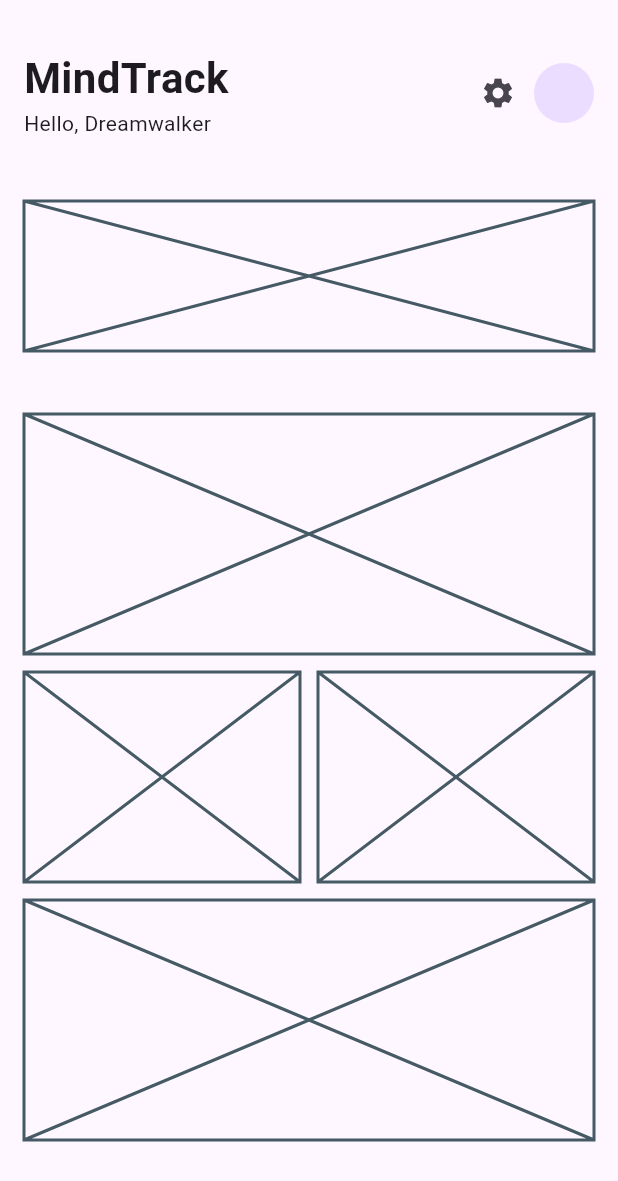
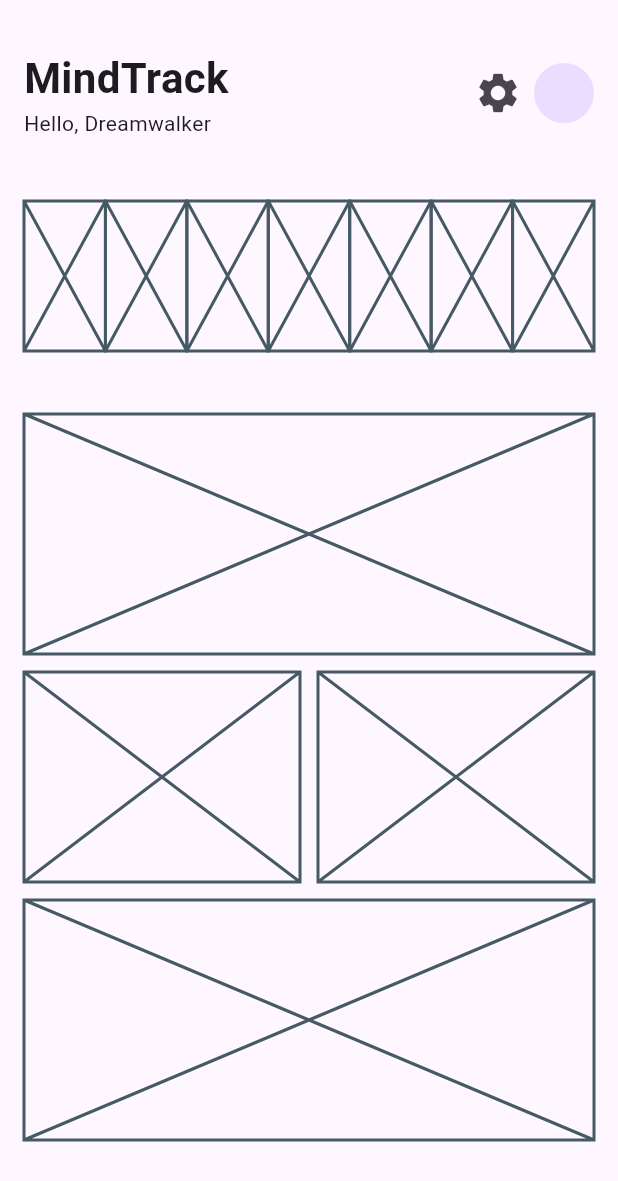
Before and after one commit to JAICHANGPARK/flutter_notebook_chapter_43, a Flutter app: the HabitJournalHomeScreen widget shown alone on an empty page, opened directly, on a phone screen of 412 x 824 dp. Shown: the top 1181 px of the screen. Run offline on Flutter 3.47's test engine with Material 3 defaults, Android fonts, the phone set to English and light mode, and no system bars; our stand-ins replace gap, hugeicons.

Commit message:
Update habit_journal_home_screen.dart

```diff
--- a/lib/ep2173_habit_journal_app/ui/home/habit_journal_home_screen.dart
+++ b/lib/ep2173_habit_journal_app/ui/home/habit_journal_home_screen.dart
@@ -36,7 +36,11 @@ class _HabitJournalHomeScreenState extends State<HabitJournalHomeScreen> {
                     ],
                   ),
                 ),
-                IconButton(onPressed: () {}, icon: Icon(Icons.settings)),
+                IconButton(
+                  onPressed: () {},
+                  icon: Icon(Icons.settings),
+                  iconSize: 32,
+                ),
                 CircleAvatar(),
               ],
             ),
@@ -45,7 +49,17 @@ class _HabitJournalHomeScreenState extends State<HabitJournalHomeScreen> {
                 vertical: 42,
               ),
               height: 100,
-              child: Placeholder(),
+              child: Row(
+                children: [
+                  Expanded(child: Placeholder(),),
+                  Expanded(child: Placeholder(),),
+                  Expanded(child: Placeholder(),),
+                  Expanded(child: Placeholder(),),
+                  Expanded(child: Placeholder(),),
+                  Expanded(child: Placeholder(),),
+                  Expanded(child: Placeholder(),),
+                ],
+              )
             ),
             Container(
               height: 160,
```
